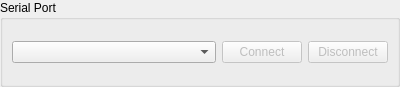
Above: src/widgets/serial_port_widget.ui from CLSA/cypress before the change. Below: the same form after it.
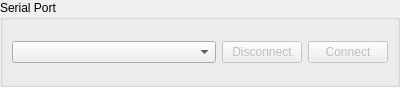
That is the form after the change.

```diff
--- a/src/widgets/serial_port_widget.ui
+++ b/src/widgets/serial_port_widget.ui
@@ -51,22 +51,22 @@
          </widget>
         </item>
         <item>
-         <widget class="QPushButton" name="connectButton">
+         <widget class="QPushButton" name="disconnectButton">
           <property name="enabled">
            <bool>false</bool>
           </property>
           <property name="text">
-           <string>Connect</string>
+           <string>Disconnect</string>
           </property>
          </widget>
         </item>
         <item>
-         <widget class="QPushButton" name="disconnectButton">
+         <widget class="QPushButton" name="connectButton">
           <property name="enabled">
            <bool>false</bool>
           </property>
           <property name="text">
-           <string>Disconnect</string>
+           <string>Connect</string>
           </property>
          </widget>
         </item>
```
